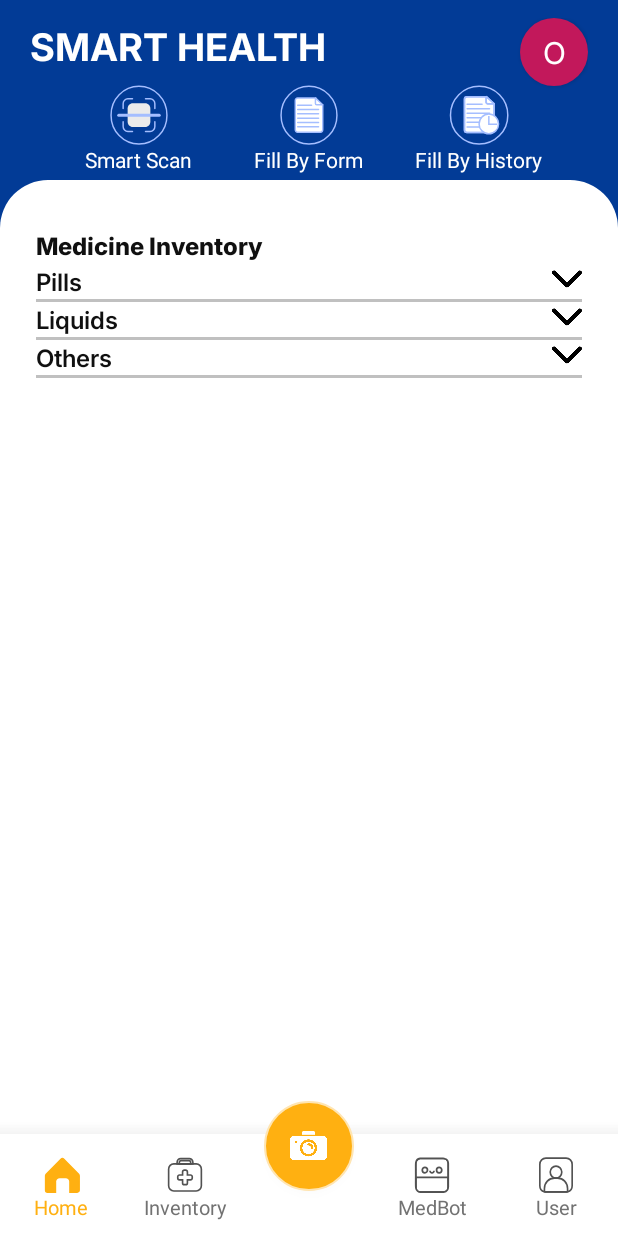
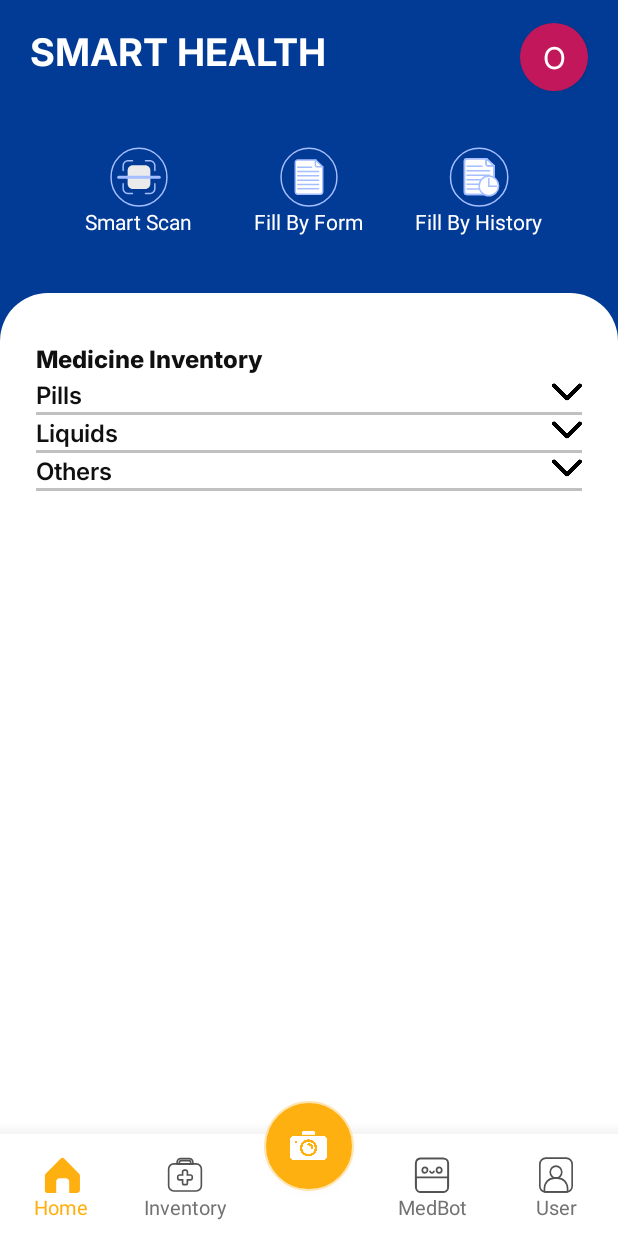
Before and after one commit to ItsMeOX/SmartHealth, an Android app: the fragment InventoryFragment placed in its activity, on a phone screen of 412 x 824 dp. Run offline under Robolectric (Android 15) with nearby library versions, the phone set to English and light mode, and no system bars.

Commit message:
Scroll View Height changed to follow landing page scrollview height

```diff
--- a/app/src/main/res/layout/inventory_fragment.xml
+++ b/app/src/main/res/layout/inventory_fragment.xml
@@ -14,7 +14,7 @@
         android:layout_width="match_parent"
         android:layout_height="wrap_content"
         android:paddingHorizontal="20dp"
-        android:paddingVertical="12dp"
+        android:paddingVertical="15dp"
         app:layout_constraintLeft_toLeftOf="parent"
         app:layout_constraintLeft_toRightOf="parent"
         app:layout_constraintTop_toTopOf="parent">
@@ -47,7 +47,7 @@
             android:layout_width="match_parent"
             android:layout_height="0dp"
             android:layout_marginStart="16dp"
-            android:layout_marginTop="7dp"
+            android:layout_marginTop="45dp"
             android:layout_marginEnd="16dp"
             android:layout_marginBottom="7dp"
             android:orientation="horizontal"
@@ -136,7 +136,7 @@
         android:id="@+id/main_content_view"
         android:layout_width="match_parent"
         android:layout_height="0dp"
-        android:layout_marginTop="120dp"
+        android:layout_marginTop="195dp"
         android:layout_marginBottom="50dp"
         android:background="@drawable/main_content_background"
         app:layout_constraintBottom_toBottomOf="parent"
```
